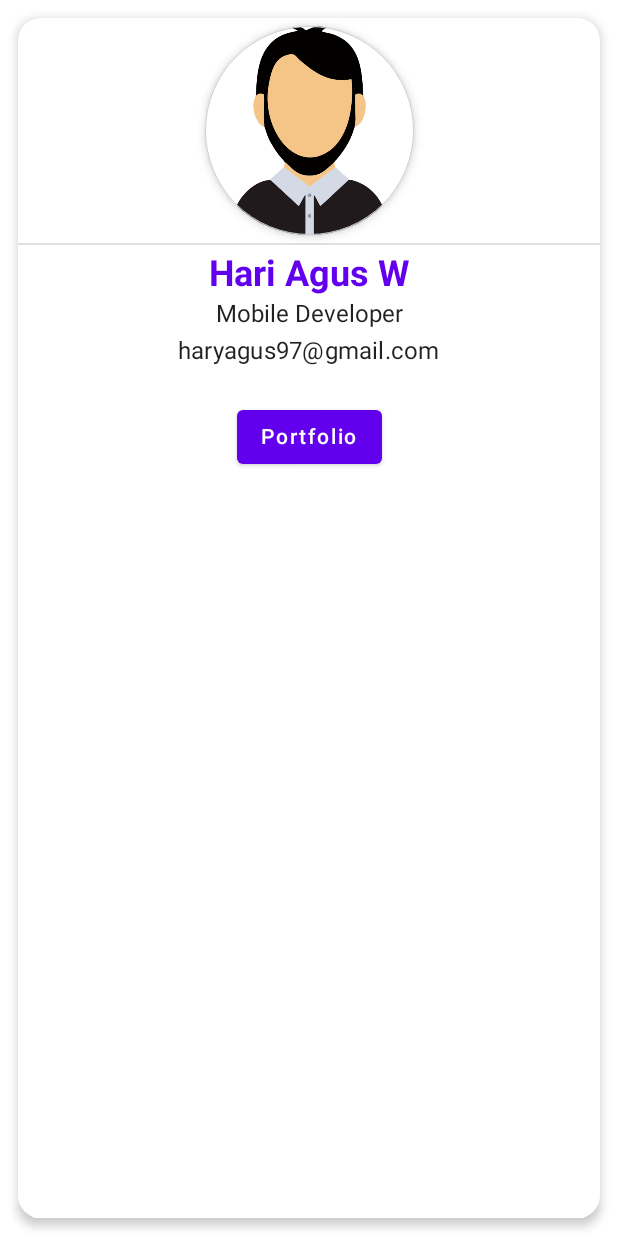
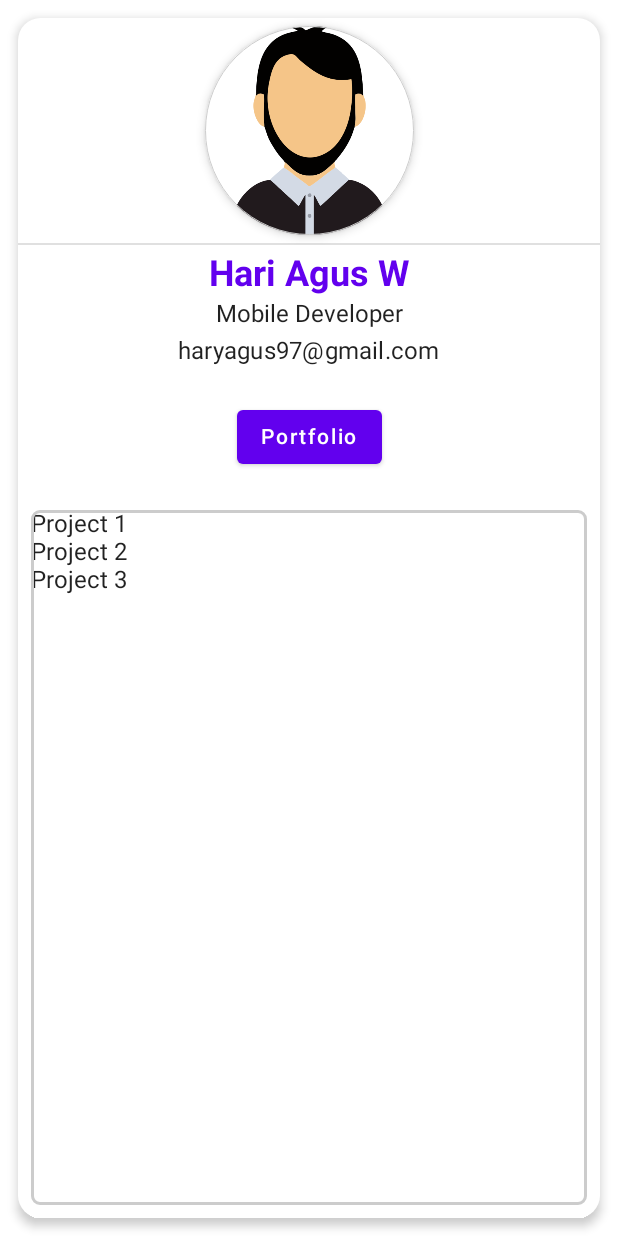
Before and after one commit to HariAgus/BizCardSimpleJetpackCompose, an Android app built with Jetpack Compose: the screen it shows after launch (MainActivity), after a tap on "Portfolio", on a phone screen of 412 x 824 dp. Run offline under Robolectric (Android 15) with nearby library versions, the light colour scheme and no system bars.

Commit message:
Adding a lazy coloumn layout

```diff
--- a/app/src/main/java/com/example/bizcardappjetpackcompose/MainActivity.kt
+++ b/app/src/main/java/com/example/bizcardappjetpackcompose/MainActivity.kt
@@ -1,24 +1,25 @@
 package com.example.bizcardappjetpackcompose
 
 import android.os.Bundle
-import android.util.Log
 import androidx.activity.ComponentActivity
 import androidx.activity.compose.setContent
 import androidx.compose.foundation.BorderStroke
 import androidx.compose.foundation.Image
 import androidx.compose.foundation.layout.*
+import androidx.compose.foundation.lazy.LazyColumn
+import androidx.compose.foundation.lazy.items
 import androidx.compose.foundation.shape.CircleShape
 import androidx.compose.foundation.shape.CornerSize
 import androidx.compose.foundation.shape.RoundedCornerShape
 import androidx.compose.material.*
 import androidx.compose.runtime.Composable
+import androidx.compose.runtime.mutableStateOf
+import androidx.compose.runtime.remember
 import androidx.compose.ui.Alignment
 import androidx.compose.ui.Modifier
-import androidx.compose.ui.geometry.CornerRadius
 import androidx.compose.ui.graphics.Color
 import androidx.compose.ui.res.painterResource
 import androidx.compose.ui.text.font.FontWeight
-import androidx.compose.ui.text.style.TextAlign
 import androidx.compose.ui.tooling.preview.Preview
 import androidx.compose.ui.unit.dp
 import com.example.bizcardappjetpackcompose.ui.theme.BizCardAppJetpackComposeTheme
@@ -38,6 +39,9 @@ class MainActivity : ComponentActivity() {
 
 @Composable
 fun CreateBizCard() {
+    val buttonClickState = remember {
+        mutableStateOf(false)
+    }
     Surface(
         modifier = Modifier
             .fillMaxWidth()
@@ -63,13 +67,21 @@ fun CreateBizCard() {
                 Button(
                     modifier = Modifier.padding(top = 16.dp, bottom = 16.dp),
                     onClick = {
-                        Log.d("Clicked", "CreateBizCard: Clicked!!")
+                        buttonClickState.value = !buttonClickState.value
+
                     })
                 {
                     Text(
                         text = "Portfolio",
                         style = MaterialTheme.typography.button
                     )
+                }
+                if (buttonClickState.value) {
+                    Content()
+                } else {
+                    Box() {
+
+                    }
                 }
             }
         }
@@ -100,7 +112,11 @@ fun Content() {
 
 @Composable
 fun Portfolio(data: List<String>) {
-    Text(text = "Projects go here!")
+    LazyColumn {
+        items(data) { item ->
+            Text(item)
+        }
+    }
 }
 
 @Composable
@@ -145,7 +161,7 @@ private fun CreateImageProfile(modifier: Modifier = Modifier) {
     }
 }
 
-@Preview(showBackground = true)
+//@Preview(showBackground = true)
 @Composable
 fun DefaultPreview() {
     CreateBizCard()
```
